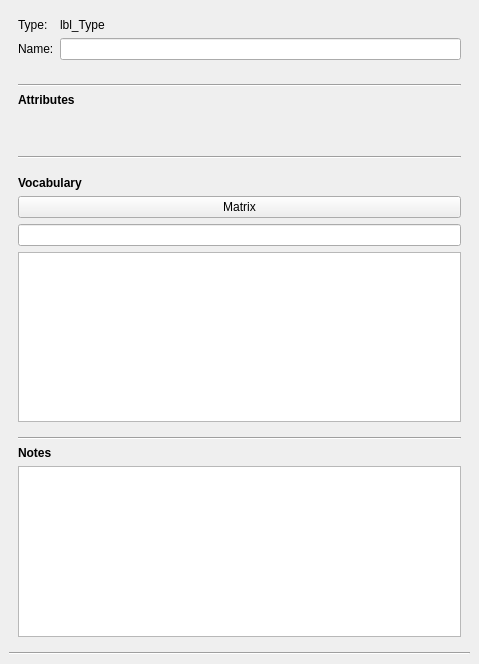
Before: the Qt Designer form qt_ui/Inspector.ui in FilmColors/VIAN, drawn with Qt 5.
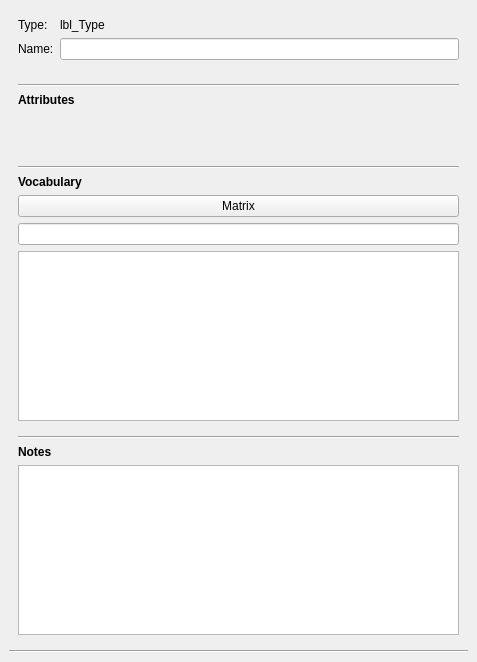
After: the same form once the commit is applied.

Patch:
```diff
--- a/qt_ui/Inspector.ui
+++ b/qt_ui/Inspector.ui
@@ -6,8 +6,8 @@
    <rect>
     <x>0</x>
     <y>0</y>
-    <width>479</width>
-    <height>664</height>
+    <width>477</width>
+    <height>662</height>
    </rect>
   </property>
   <property name="sizePolicy">
@@ -107,8 +107,8 @@
         <rect>
          <x>0</x>
          <y>0</y>
-         <width>457</width>
-         <height>532</height>
+         <width>459</width>
+         <height>550</height>
         </rect>
        </property>
        <layout class="QVBoxLayout" name="verticalLayout_2">
@@ -147,13 +147,6 @@
           </property>
          </spacer>
         </item>
-        <item>
-         <widget class="Line" name="line_4">
-          <property name="orientation">
-           <enum>Qt::Horizontal</enum>
-          </property>
-         </widget>
-        </item>
         <item>
          <widget class="QWidget" name="widget_vocabulary_section" native="true">
           <layout class="QVBoxLayout" name="verticalLayout_5">
@@ -166,6 +159,13 @@
            <property name="rightMargin">
             <number>0</number>
            </property>
+           <item>
+            <widget class="Line" name="line_4">
+             <property name="orientation">
+              <enum>Qt::Horizontal</enum>
+             </property>
+            </widget>
+           </item>
            <item>
             <widget class="QLabel" name="label_3">
              <property name="text">
```
